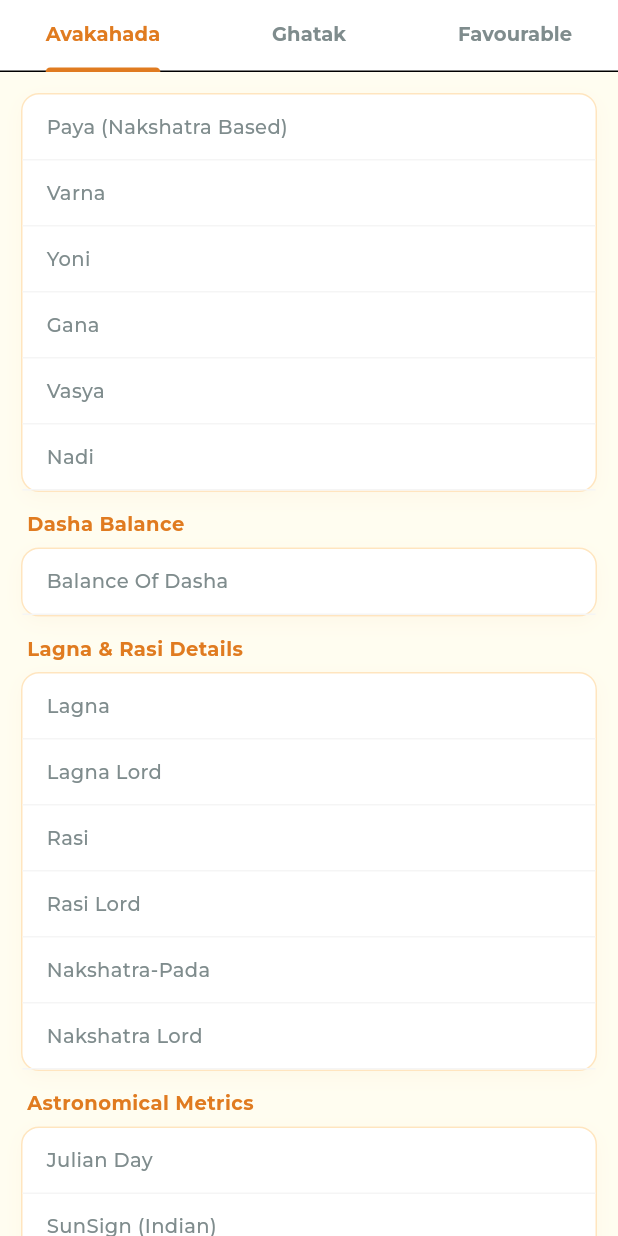
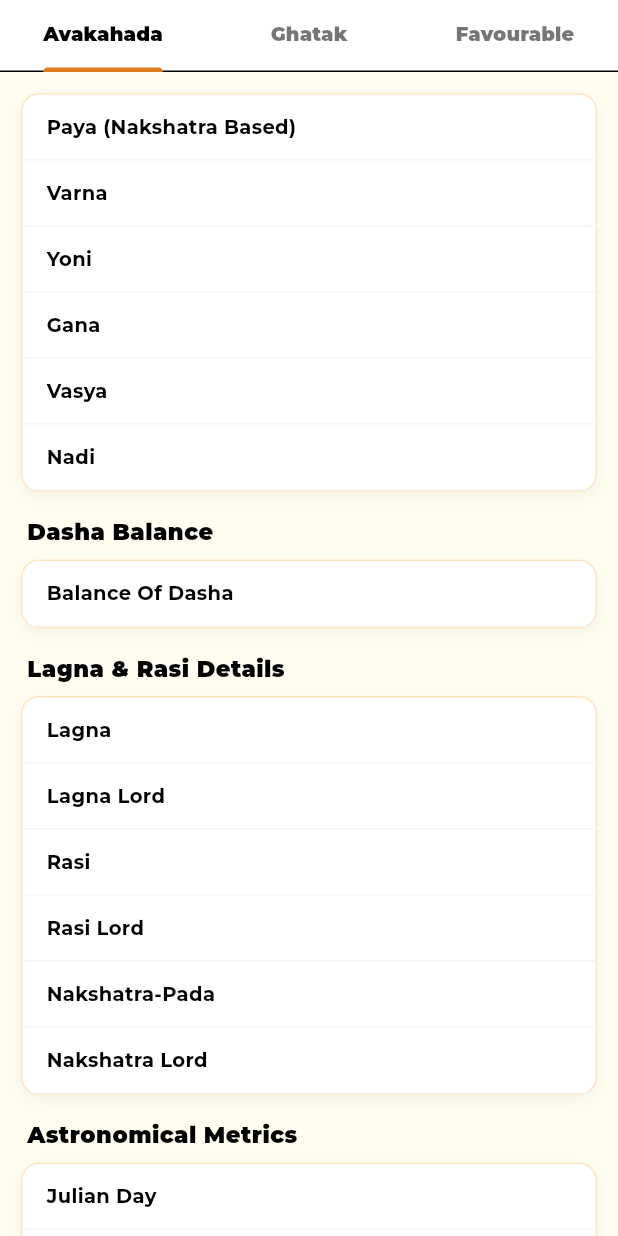
Before and after one commit to bits-and-bytes55/Kundli-App, a Flutter app: the AvakahadaTab screen opened directly with empty values, on a phone screen of 412 x 824 dp. Run offline on Flutter 3.47's test engine with Material 3 defaults, Android fonts, the phone set to English and light mode, and no system bars; our stand-ins replace dio, geocoding, geolocator, get, google_fonts, shared_preferences; accounts and stored records are empty.

Commit message:
Update form text fields, headings, and tab bars to use bold black/dark typography

```diff
--- a/kundli_app/lib/screens/kundli/avakahada_tab.dart
+++ b/kundli_app/lib/screens/kundli/avakahada_tab.dart
@@ -22,11 +22,7 @@ class AvakahadaTab extends StatefulWidget {
 class _AvakahadaTabState extends State<AvakahadaTab> with SingleTickerProviderStateMixin {
   late TabController _tabController;
 
-  static const Color _orange      = AppColors.primary;
-  static const Color _orangeLight = AppColors.accentLight;
-  static const Color _orangeBorder= AppColors.border;
-  static const Color _textDark    = AppColors.textDark;
-  static const Color _textGrey    = AppColors.textLight;
+  static const Color _orangeBorder = AppColors.border;
 
   @override
   void initState() {
@@ -51,11 +47,11 @@ class _AvakahadaTabState extends State<AvakahadaTab> with SingleTickerProviderSt
             child: Column(
               mainAxisSize: MainAxisSize.min,
               children: [
-                Icon(Icons.refresh_rounded, size: 52, color: AppColors.primary),
+                Icon(Icons.refresh_rounded, size: 52, color: Colors.black),
                 SizedBox(height: 16),
                 Text(
                   'Loading Avakahada details...',
-                  style: TextStyle(fontSize: 16, fontWeight: FontWeight.bold, color: AppColors.textDark),
+                  style: TextStyle(fontSize: 16, fontWeight: FontWeight.bold, color: Colors.black),
                   textAlign: TextAlign.center,
                 ),
               ],
@@ -73,10 +69,10 @@ class _AvakahadaTabState extends State<AvakahadaTab> with SingleTickerProviderSt
           color: Colors.white,
           child: TabBar(
             controller: _tabController,
-            indicatorColor: _orange,
-            labelColor: _orange,
-            unselectedLabelColor: _textGrey,
-            labelStyle: const TextStyle(fontWeight: FontWeight.bold, fontSize: 13),
+            indicatorColor: AppColors.primary,
+            labelColor: Colors.black,
+            unselectedLabelColor: Colors.black54,
+            labelStyle: const TextStyle(fontWeight: FontWeight.w900, fontSize: 13),
             tabs: const [
               Tab(text: 'Avakahada'),
               Tab(text: 'Ghatak'),
@@ -110,13 +106,13 @@ class _AvakahadaTabState extends State<AvakahadaTab> with SingleTickerProviderSt
           _row('Nadi', widget.avakahada['nadi'] ?? '-'),
         ]),
 
-        const SizedBox(height: 12),
+        const SizedBox(height: 16),
         _sectionLabel('Dasha Balance'),
         _tableCard([
           _row('Balance Of Dasha', widget.avakahada['dasha_bhogya'] ?? '-'),
         ]),
 
-        const SizedBox(height: 12),
+        const SizedBox(height: 16),
         _sectionLabel('Lagna & Rasi Details'),
         _tableCard([
           _row('Lagna', widget.avakahada['lagna'] ?? '-'),
@@ -127,7 +123,7 @@ class _AvakahadaTabState extends State<AvakahadaTab> with SingleTickerProviderSt
           _row('Nakshatra Lord', widget.avakahada['nakshatra_swami'] ?? '-'),
         ]),
 
-        const SizedBox(height: 12),
+        const SizedBox(height: 16),
         _sectionLabel('Astronomical Metrics'),
         _tableCard([
           _row('Julian Day', '${widget.avakahada['julian_day'] ?? '-'}'),
@@ -188,13 +184,13 @@ class _AvakahadaTabState extends State<AvakahadaTab> with SingleTickerProviderSt
 
   Widget _buildHeader(String title, IconData icon) {
     return Padding(
-      padding: const EdgeInsets.only(left: 4, bottom: 4),
+      padding: const EdgeInsets.only(left: 4, bottom: 8, top: 4),
       child: Row(
         children: [
-          Icon(icon, color: _orange, size: 18),
+          Icon(icon, color: Colors.black, size: 20),
           const SizedBox(width: 8),
           Text(title, style: const TextStyle(
-            fontSize: 14, fontWeight: FontWeight.bold, color: _orange, letterSpacing: 0.3)),
+            fontSize: 16, fontWeight: FontWeight.w900, color: Colors.black, letterSpacing: 0.3)),
         ],
       ),
     );
@@ -202,9 +198,9 @@ class _AvakahadaTabState extends State<AvakahadaTab> with SingleTickerProviderSt
 
   Widget _sectionLabel(String text) {
     return Padding(
-      padding: const EdgeInsets.only(bottom: 6, left: 4),
+      padding: const EdgeInsets.only(bottom: 8, left: 4),
       child: Text(text, style: const TextStyle(
-        fontSize: 13, fontWeight: FontWeight.bold, color: _orange, letterSpacing: 0.3)),
+        fontSize: 15, fontWeight: FontWeight.w900, color: Colors.black, letterSpacing: 0.3)),
     );
   }
 
@@ -214,7 +210,7 @@ class _AvakahadaTabState extends State<AvakahadaTab> with SingleTickerProviderSt
         color: Colors.white,
         borderRadius: BorderRadius.circular(12),
         border: Border.all(color: _orangeBorder.withOpacity(0.5)),
-        boxShadow: [BoxShadow(color: _orange.withOpacity(0.04), blurRadius: 10, offset: const Offset(0, 4))],
+        boxShadow: [BoxShadow(color: Colors.black.withOpacity(0.04), blurRadius: 10, offset: const Offset(0, 4))],
       ),
       child: Column(children: rows),
     );
@@ -227,11 +223,11 @@ class _AvakahadaTabState extends State<AvakahadaTab> with SingleTickerProviderSt
         border: Border(bottom: BorderSide(color: Colors.grey.shade100)),
       ),
       child: Row(mainAxisAlignment: MainAxisAlignment.spaceBetween, children: [
-        Text(label, style: const TextStyle(fontSize: 13, color: _textGrey, fontWeight: FontWeight.w500)),
+        Text(label, style: const TextStyle(fontSize: 13, color: Colors.black, fontWeight: FontWeight.bold)),
         Flexible(
           child: Text(value,
             textAlign: TextAlign.right,
-            style: const TextStyle(fontSize: 13, color: _textDark, fontWeight: FontWeight.w700)),
+            style: const TextStyle(fontSize: 13, color: Colors.black, fontWeight: FontWeight.w900)),
         ),
       ]),
     );
--- a/kundli_app/lib/theme/app_theme.dart
+++ b/kundli_app/lib/theme/app_theme.dart
@@ -19,8 +19,8 @@ class AppColors {
   static const Color surfaceBg     = Color(0xFFFFF8F0); // Very slight warm tint
 
   // Text
-  static const Color textDark      = Color(0xFF2C3E50);
-  static const Color textMedium    = Color(0xFF5D6D7E);
+  static const Color textDark      = Color(0xFF000000);
+  static const Color textMedium    = Color(0xFF000000);
   static const Color textLight     = Color(0xFF7F8C8D);
   static const Color textOnPrimary = Color(0xFFFFFFFF);
 
```
Also changed, not shown: kundli_app/lib/screens/birth_form_screen.dart (+17 -12 lines), kundli_app/lib/screens/kundli/chalit_table_tab.dart (+19 -22 lines), kundli_app/lib/screens/kundli/friendship_tab.dart (+31 -34 lines), kundli_app/lib/screens/kundli/personal_details_tab.dart (+8 -12 lines), kundli_app/lib/screens/kundli_screen.dart (+5 -5 lines).
